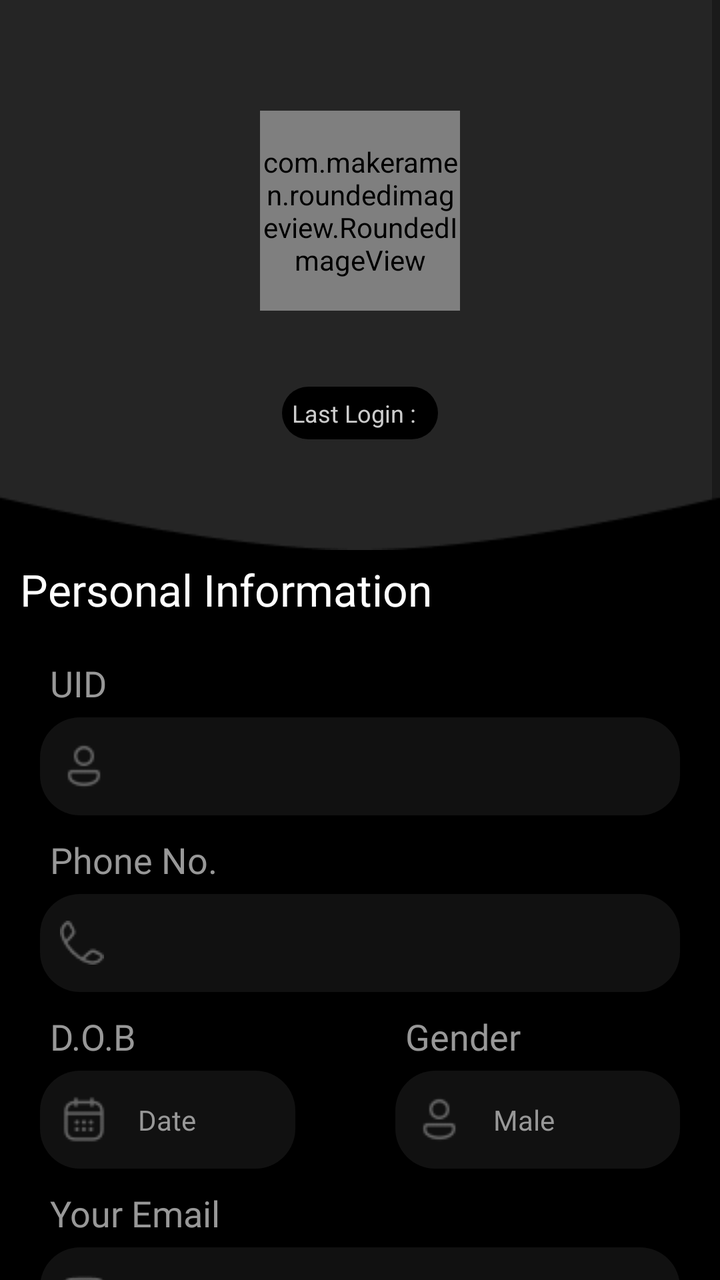
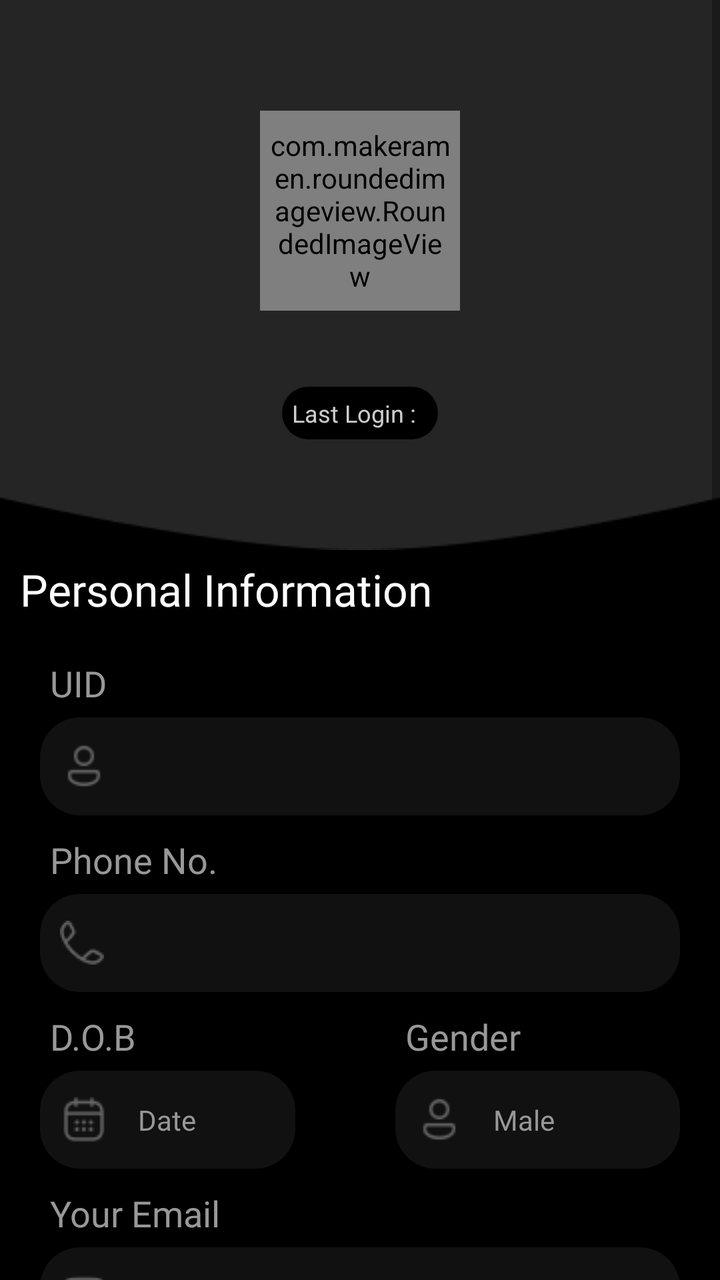

Before-and-after screenshots of an Android layout around one commit, followed by the original layout XML and the change that was made.
<!-- AndroidManifest.xml: application theme AppTheme -->
<!-- res/layout/fragment_profile2.xml -->
<?xml version="1.0" encoding="utf-8"?>
<layout xmlns:app="http://schemas.android.com/apk/res-auto">

<ScrollView xmlns:android="http://schemas.android.com/apk/res/android"
    xmlns:tools="http://schemas.android.com/tools"
    android:layout_width="match_parent"
    android:layout_height="match_parent"
    android:fitsSystemWindows="true"
    tools:context=".profile.ProfileFragment">


            <FrameLayout
                android:id="@+id/full_Layouttt"
                android:layout_width="match_parent"
                android:layout_height="match_parent"
                android:orientation="vertical">

                <LinearLayout
                    android:layout_width="match_parent"
                    android:layout_height="match_parent"
                    android:background="@color/black"
                    android:orientation="vertical">

                    <LinearLayout
                        android:id="@+id/firstLay"
                        android:layout_width="match_parent"
                        android:layout_height="wrap_content"
                        android:background="@drawable/profilebg"
                        android:gravity="center"
                        android:orientation="vertical">


                        <com.makeramen.roundedimageview.RoundedImageView
                            android:id="@+id/profilePhoto"
                            android:layout_width="@dimen/_100dp"
                            android:layout_height="@dimen/_100dp"
                            android:scaleType="centerCrop"
                            app:riv_oval="true"
                            android:layout_gravity="center" />

                        <TextView
                            android:id="@+id/name"
                            android:layout_width="wrap_content"
                            android:layout_height="wrap_content"
                            android:layout_below="@+id/profilePhoto"
                            android:fontFamily="@font/dm_sans"
                            android:text="   "
                            android:textColor="@color/white"
                            android:textSize="14dp" />

                        <TextView
                            android:id="@+id/designation"
                            android:layout_width="wrap_content"
                            android:layout_height="wrap_content"
                            android:layout_below="@+id/profilePhoto"
                            android:fontFamily="@font/dm_sans"
                            android:text=""
                            android:textColor="#989898"
                            android:textSize="14dp" />

                        <LinearLayout
                            android:layout_width="wrap_content"
                            android:layout_height="wrap_content"
                            android:background="@drawable/black_button"
                            android:orientation="horizontal"
                            android:padding="@dimen/_5dp">

                            <TextView
                                android:layout_width="wrap_content"
                                android:layout_height="wrap_content"
                                android:text="Last Login :"
                                android:textColor="@color/greyforText"
                                android:textSize="12dp" />

                            <TextView
                                android:id="@+id/lastlogin"
                                android:layout_width="wrap_content"
                                android:layout_height="wrap_content"
                                android:text="  "
                                android:textColor="@color/white"
                                android:textSize="12dp" />
                        </LinearLayout>
                    </LinearLayout>

                    <TextView
                        android:id="@+id/personalinfo"
                        android:layout_width="wrap_content"
                        android:layout_height="wrap_content"
                        android:layout_marginStart="@dimen/_10"
                        android:layout_marginTop="@dimen/_5dp"
                        android:fontFamily="@font/dm_sans"
                        android:text="Personal Information"
                        android:textColor="@color/white"
                        android:textSize="22dp" />

                    <LinearLayout
                        android:layout_width="match_parent"
                        android:layout_height="wrap_content"
                        android:layout_margin="@dimen/_10"
                        android:orientation="vertical"
                        android:padding="@dimen/_5dp">


                        <TextView
                            android:layout_width="wrap_content"
                            android:layout_height="wrap_content"
                            android:layout_marginStart="@dimen/_10"
                            android:layout_marginTop="@dimen/_5dp"
                            android:fontFamily="@font/dm_sans"
                            android:text="UID"
                            android:textColor="#989898"
                            android:textSize="@dimen/_18sp" />

                        <LinearLayout
                            android:layout_width="match_parent"
                            android:layout_height="wrap_content"
                            android:layout_margin="5dp"
                            android:background="@drawable/grey_bg_rounded">

                            <ImageView
                                android:layout_width="wrap_content"
                                android:layout_height="wrap_content"
                                android:layout_gravity="center"
                                android:layout_marginStart="@dimen/_10dp"
                                android:src="@drawable/user2" />

                            <TextView
                                android:id="@+id/userId"
                                android:layout_width="match_parent"
                                android:layout_height="wrap_content"
                                android:fontFamily="@font/dm_sans"
                                android:gravity="start"
                                android:padding="@dimen/_15"
                                android:text="      "
                                android:textColor="#989898"
                                android:textSize="14dp" />

                        </LinearLayout>

                        <TextView
                            android:layout_width="wrap_content"
                            android:layout_height="wrap_content"
                            android:layout_marginStart="@dimen/_10"
                            android:layout_marginTop="@dimen/_5dp"
                            android:fontFamily="@font/dm_sans"
                            android:text="Phone No."
                            android:textColor="#989898"
                            android:textSize="@dimen/_18sp" />

                        <LinearLayout
                            android:layout_width="match_parent"
                            android:layout_height="wrap_content"
                            android:layout_margin="5dp"
                            android:background="@drawable/grey_bg_rounded">

                            <ImageView
                                android:layout_width="wrap_content"
                                android:layout_height="wrap_content"
                                android:layout_gravity="center"
                                android:layout_marginStart="@dimen/_10dp"
                                android:src="@drawable/call" />

                            <TextView
                                android:id="@+id/phoneNum"
                                android:layout_width="match_parent"
                                android:layout_height="wrap_content"
                                android:fontFamily="@font/dm_sans"
                                android:gravity="start"
                                android:padding="@dimen/_15"
                                android:text="  "
                                android:textColor="#989898"
                                android:textSize="14dp" />

                        </LinearLayout>

                        <LinearLayout
                            android:layout_width="match_parent"
                            android:layout_height="wrap_content"
                            android:orientation="horizontal"
                            android:weightSum="2">

                            <LinearLayout
                                android:layout_width="wrap_content"
                                android:layout_height="wrap_content"
                                android:layout_marginEnd="@dimen/_20dp"
                                android:layout_weight="1"
                                android:orientation="vertical">

                                <TextView
                                    android:layout_width="wrap_content"
                                    android:layout_height="wrap_content"
                                    android:layout_marginStart="@dimen/_10"
                                    android:layout_marginTop="@dimen/_5dp"
                                    android:fontFamily="@font/dm_sans"
                                    android:text="D.O.B"
                                    android:textColor="#989898"
                                    android:textSize="@dimen/_18sp" />

                                <LinearLayout
                                    android:layout_width="match_parent"
                                    android:layout_height="wrap_content"
                                    android:layout_margin="5dp"
                                    android:background="@drawable/grey_bg_rounded">

                                    <ImageView
                                        android:layout_width="wrap_content"
                                        android:layout_height="wrap_content"
                                        android:layout_gravity="center"
                                        android:layout_marginStart="@dimen/_10dp"
                                        android:src="@drawable/calender2" />

                                    <TextView
                                        android:id="@+id/Dob"
                                        android:layout_width="match_parent"
                                        android:layout_height="wrap_content"
                                        android:fontFamily="@font/dm_sans"
                                        android:gravity="start"
                                        android:padding="@dimen/_15"
                                        android:text="Date"
                                        android:textColor="#989898"
                                        android:textSize="14dp" />

                                </LinearLayout>
                            </LinearLayout>

                            <LinearLayout
                                android:layout_width="wrap_content"
                                android:layout_height="wrap_content"
                                android:layout_marginStart="@dimen/_20dp"
                                android:layout_weight="1"
                                android:orientation="vertical">

                                <TextView
                                    android:layout_width="wrap_content"
                                    android:layout_height="wrap_content"
                                    android:layout_marginStart="@dimen/_10"
                                    android:layout_marginTop="@dimen/_5dp"
                                    android:fontFamily="@font/dm_sans"
                                    android:text="Gender"
                                    android:textColor="#989898"
                                    android:textSize="@dimen/_18sp" />

                                <LinearLayout
                                    android:layout_width="match_parent"
                                    android:layout_height="wrap_content"
                                    android:layout_margin="5dp"
                                    android:background="@drawable/grey_bg_rounded">

                                    <ImageView
                                        android:layout_width="wrap_content"
                                        android:layout_height="wrap_content"
                                        android:layout_gravity="center"
                                        android:layout_marginStart="@dimen/_10dp"
                                        android:src="@drawable/user2" />

                                    <TextView
                                        android:id="@+id/gender"
                                        android:layout_width="match_parent"
                                        android:layout_height="wrap_content"
                                        android:fontFamily="@font/dm_sans"
                                        android:gravity="start"
                                        android:padding="@dimen/_15"
                                        android:text="Male"
                                        android:textColor="#989898"
                                        android:textSize="14dp" />

                                </LinearLayout>
                            </LinearLayout>
                        </LinearLayout>

                        <TextView
                            android:layout_width="wrap_content"
                            android:layout_height="wrap_content"
                            android:layout_marginStart="@dimen/_10"
                            android:layout_marginTop="@dimen/_5dp"
                            android:fontFamily="@font/dm_sans"
                            android:text="Your Email"
                            android:textColor="#989898"
                            android:textSize="@dimen/_18sp" />

                        <LinearLayout
                            android:layout_width="match_parent"
                            android:layout_height="wrap_content"
                            android:layout_margin="5dp"
                            android:background="@drawable/grey_bg_rounded">

                            <ImageView
                                android:layout_width="wrap_content"
                                android:layout_height="wrap_content"
                                android:layout_gravity="center"
                                android:layout_marginStart="@dimen/_10dp"
                                android:src="@drawable/mail2" />

                            <TextView
                                android:id="@+id/email"
                                android:layout_width="match_parent"
                                android:layout_height="wrap_content"
                                android:fontFamily="@font/dm_sans"
                                android:gravity="start"
                                android:padding="@dimen/_15"
                                android:text="  "
                                android:textColor="#989898"
                                android:textSize="14dp" />

                        </LinearLayout>

                        <TextView
                            android:layout_width="wrap_content"
                            android:layout_height="wrap_content"
                            android:layout_marginStart="@dimen/_10"
                            android:layout_marginTop="@dimen/_5dp"
                            android:fontFamily="@font/dm_sans"
                            android:text="Address"
                            android:textColor="#989898"
                            android:textSize="@dimen/_18sp" />

                        <LinearLayout
                            android:layout_width="match_parent"
                            android:layout_height="wrap_content"
                            android:layout_margin="5dp"
                            android:background="@drawable/grey_bg_rounded">

                            <ImageView
                                android:layout_width="wrap_content"
                                android:layout_height="wrap_content"
                                android:layout_gravity="center"
                                android:layout_marginStart="@dimen/_10dp"
                                android:src="@drawable/location" />

                            <TextView
                                android:id="@+id/location"
                                android:layout_width="match_parent"
                                android:layout_height="wrap_content"
                                android:fontFamily="@font/dm_sans"
                                android:gravity="start"
                                android:padding="@dimen/_15"
                                android:text="     "
                                android:textColor="#989898"
                                android:textSize="14dp" />

                        </LinearLayout>

                    </LinearLayout>

                    <TextView
                        android:layout_width="wrap_content"
                        android:layout_height="wrap_content"
                        android:layout_marginStart="@dimen/_10"
                        android:layout_marginTop="@dimen/_5dp"
                        android:fontFamily="@font/dm_sans"
                        android:text="Company Information"
                        android:textColor="@color/white"
                        android:textSize="22dp" />

                    <LinearLayout
                        android:layout_width="match_parent"
                        android:layout_height="wrap_content"
                        android:layout_margin="@dimen/_10"
                        android:orientation="vertical"
                        android:padding="@dimen/_5dp">

                        <TextView
                            android:layout_width="wrap_content"
                            android:layout_height="wrap_content"
                            android:layout_marginStart="@dimen/_10"
                            android:layout_marginTop="@dimen/_10dp"
                            android:fontFamily="@font/dm_sans"
                            android:text="Joining Date"
                            android:textColor="#989898"
                            android:textSize="@dimen/_18sp" />

                        <LinearLayout
                            android:layout_width="match_parent"
                            android:layout_height="wrap_content"
                            android:layout_margin="5dp"
                            android:background="@drawable/grey_bg_rounded">

                            <ImageView
                                android:layout_width="wrap_content"
                                android:layout_height="wrap_content"
                                android:layout_gravity="center"
                                android:layout_marginStart="@dimen/_10dp"
                                android:src="@drawable/calender2" />

                            <TextView
                                android:id="@+id/joiningDate"
                                android:layout_width="match_parent"
                                android:layout_height="wrap_content"
                                android:fontFamily="@font/dm_sans"
                                android:gravity="start"
                                android:padding="@dimen/_15"
                                android:text="   "
                                android:textColor="#989898"
                                android:textSize="14dp" />

                        </LinearLayout>


                        <TextView
                            android:layout_width="wrap_content"
                            android:layout_height="wrap_content"
                            android:layout_marginStart="@dimen/_10"
                            android:layout_marginTop="@dimen/_5dp"
                            android:fontFamily="@font/dm_sans"
                            android:text="Department"
                            android:textColor="#989898"
                            android:textSize="@dimen/_18sp" />

                        <LinearLayout
                            android:layout_width="match_parent"
                            android:layout_height="wrap_content"
                            android:layout_margin="5dp"
                            android:background="@drawable/grey_bg_rounded">

                            <ImageView
                                android:layout_width="wrap_content"
                                android:layout_height="wrap_content"
                                android:layout_gravity="center"
                                android:layout_marginStart="@dimen/_10dp"
                                android:src="@drawable/department" />

                            <TextView
                                android:id="@+id/Department"
                                android:layout_width="match_parent"
                                android:layout_height="wrap_content"
                                android:fontFamily="@font/dm_sans"
                                android:gravity="start"
                                android:padding="@dimen/_15"
                                android:text="   "
                                android:textColor="#989898"
                                android:textSize="14dp" />

                        </LinearLayout>

                        <TextView
                            android:layout_width="wrap_content"
                            android:layout_height="wrap_content"
                            android:layout_marginStart="@dimen/_10"
                            android:layout_marginTop="@dimen/_10dp"
                            android:fontFamily="@font/dm_sans"
                            android:text="Designation"
                            android:textColor="#989898"
                            android:textSize="@dimen/_18sp" />

                        <LinearLayout
                            android:layout_width="match_parent"
                            android:layout_height="wrap_content"
                            android:layout_margin="5dp"
                            android:background="@drawable/grey_bg_rounded">

                            <ImageView
                                android:layout_width="wrap_content"
                                android:layout_height="wrap_content"
                                android:layout_gravity="center"
                                android:layout_marginStart="@dimen/_10dp"
                                android:src="@drawable/desig" />

                            <TextView
                                android:id="@+id/Designation2"
                                android:layout_width="match_parent"
                                android:layout_height="wrap_content"
                                android:fontFamily="@font/dm_sans"
                                android:gravity="start"
                                android:padding="@dimen/_15"
                                android:text=" "
                                android:textColor="#989898"
                                android:textSize="14dp" />

                        </LinearLayout>

                        <TextView
                            android:layout_width="wrap_content"
                            android:layout_height="wrap_content"
                            android:layout_marginStart="@dimen/_10"
                            android:layout_marginTop="@dimen/_10dp"
                            android:fontFamily="@font/dm_sans"
                            android:text="Reporting Manager"
                            android:textColor="#989898"
                            android:textSize="@dimen/_18sp" />

                        <LinearLayout
                            android:layout_width="match_parent"
                            android:layout_height="wrap_content"
                            android:layout_margin="5dp"
                            android:background="@drawable/grey_bg_rounded">

                            <ImageView
                                android:layout_width="wrap_content"
                                android:layout_height="wrap_content"
                                android:layout_gravity="center"
                                android:layout_marginStart="@dimen/_10dp"
                                android:src="@drawable/user2" />

                            <TextView
                                android:id="@+id/ReportingManager"
                                android:layout_width="match_parent"
                                android:layout_height="wrap_content"
                                android:fontFamily="@font/dm_sans"
                                android:gravity="start"
                                android:padding="@dimen/_15"
                                android:text="------- "
                                android:textColor="#989898"
                                android:textSize="14dp" />

                        </LinearLayout>
                    </LinearLayout>

                    <TextView
                        android:id="@+id/userDocument"
                        android:layout_width="match_parent"
                        android:layout_height="wrap_content"
                        android:layout_marginStart="@dimen/_20dp"
                        android:layout_marginTop="@dimen/_10dp"
                        android:layout_marginEnd="@dimen/_20dp"
                        android:background="@drawable/light_grey_bg"
                        android:fontFamily="@font/dm_sans"
                        android:gravity="center"
                        android:paddingTop="@dimen/_20dp"
                        android:paddingBottom="@dimen/_20dp"
                        android:text="User Documentation"
                        android:textColor="#6499E8"
                        android:textSize="@dimen/_18sp"
                        android:textStyle="bold" />

                    <TextView
                        android:id="@+id/changePassword"
                        android:layout_width="match_parent"
                        android:layout_height="wrap_content"
                        android:layout_marginStart="@dimen/_20dp"
                        android:layout_marginTop="@dimen/_15"
                        android:layout_marginEnd="@dimen/_20dp"
                        android:background="@drawable/light_grey_bg"
                        android:fontFamily="@font/dm_sans"
                        android:gravity="center"
                        android:paddingTop="@dimen/_20dp"
                        android:paddingBottom="@dimen/_20dp"
                        android:text="Change Password"
                        android:textColor="#6499E8"
                        android:textSize="@dimen/_18sp"
                        android:textStyle="bold" />

                    <TextView
                        android:id="@+id/saveChanges"
                        android:layout_width="match_parent"
                        android:layout_height="wrap_content"
                        android:layout_marginStart="@dimen/_20dp"
                        android:layout_marginTop="@dimen/_10dp"
                        android:layout_marginEnd="@dimen/_20dp"
                        android:background="@drawable/blue_bg"
                        android:fontFamily="@font/dm_sans"
                        android:gravity="center"
                        android:paddingTop="@dimen/_20dp"
                        android:paddingBottom="@dimen/_20dp"
                        android:text="Save Changes"
                        android:textColor="@color/white"
                        android:textSize="@dimen/_18sp"
                        android:textStyle="bold" />

                    <TextView
                        android:id="@+id/signOut"
                        android:layout_width="match_parent"
                        android:layout_height="wrap_content"
                        android:layout_marginStart="@dimen/_20dp"
                        android:layout_marginTop="@dimen/_10dp"
                        android:layout_marginEnd="@dimen/_20dp"
                        android:background="@drawable/signout_btn"
                        android:fontFamily="@font/dm_sans"
                        android:gravity="center"
                        android:layout_marginBottom="@dimen/_10"
                        android:paddingTop="@dimen/_20dp"
                        android:paddingBottom="@dimen/_20dp"
                        android:text="Sign out"
                        android:textColor="#FF2828"
                        android:textSize="@dimen/_18sp"
                        android:textStyle="bold" />


                </LinearLayout>
            </FrameLayout>
        </ScrollView>
    </layout>
<!-- resources referenced by this layout -->
<resources>
  <color name="black">#FF000000</color>
  <color name="greyforText">#CCCCCC</color>
  <color name="white">#FFFFFF</color>
  <dimen name="_10">10dp</dimen>
  <dimen name="_100dp">100dp</dimen>
  <dimen name="_10dp">10dp</dimen>
  <dimen name="_15">15dp</dimen>
  <dimen name="_18sp">18sp</dimen>
  <dimen name="_20dp">20dp</dimen>
  <dimen name="_5dp">5dp</dimen>
  <!-- drawable black_button (drawable) -->
  <shape xmlns:android="http://schemas.android.com/apk/res/android"
      android:shape="rectangle">
      <solid android:color="#000000"/>
      <corners android:radius="25dp" /> 
  </shape>
  <!-- drawable blue_bg (drawable) -->
  <?xml version="1.0" encoding="utf-8"?>
  <shape xmlns:android="http://schemas.android.com/apk/res/android"
      android:shape="rectangle">
      <solid android:color="@color/lightBlue"/>
  <corners android:radius="@dimen/_20dp"/>
  </shape>
  <!-- drawable calender2: png bitmap (drawable, 791 bytes) -->
  <!-- drawable call: png bitmap (drawable, 615 bytes) -->
  <!-- drawable department: png bitmap (drawable, 486 bytes) -->
  <!-- drawable desig: png bitmap (drawable, 545 bytes) -->
  <!-- drawable grey_bg_rounded (drawable) -->
  <?xml version="1.0" encoding="utf-8"?>
  <shape xmlns:android="http://schemas.android.com/apk/res/android"
      android:shape="rectangle">
  <solid android:color="@color/greyBackground"/>
      <corners android:radius="@dimen/_20dp"/>
  </shape>
  <!-- drawable light_grey_bg (drawable) -->
  <?xml version="1.0" encoding="utf-8"?>
  <shape xmlns:android="http://schemas.android.com/apk/res/android"
      android:shape="rectangle">
      <solid android:color="@color/lightGreycolor"/>
      <corners android:radius="@dimen/_20dp"/>
  </shape>
  <!-- drawable location: png bitmap (drawable, 836 bytes) -->
  <!-- drawable mail2: png bitmap (drawable, 599 bytes) -->
  <!-- drawable profilebg: png bitmap (drawable, 1745 bytes) -->
  <!-- drawable signout_btn (drawable) -->
  <?xml version="1.0" encoding="utf-8"?>
  <shape xmlns:android="http://schemas.android.com/apk/res/android"
      android:shape="rectangle">
      <solid android:color="#330505"/>
      <corners android:radius="@dimen/_20dp"/>
      <stroke
          android:color="#FF0000" android:width="2dp"/>
  </shape>
  <!-- drawable user2: png bitmap (drawable, 738 bytes) -->
  <style name="AppTheme" parent="Theme.MaterialComponents.Light.NoActionBar">
          <item name="colorPrimaryDark">@color/black</item>
          <item name="colorSurface">@color/white</item>
      </style>
  <color name="lightBlue">#5E90FF</color>
  <color name="greyBackground">#111111</color>
  <color name="lightGreycolor">#252525</color>
</resources>

<!-- the commit's change to res/layout/fragment_profile2.xml (unified diff, before → after) -->
@@ -36,6 +36,8 @@
                             android:layout_height="@dimen/_100dp"
                             android:scaleType="centerCrop"
                             app:riv_oval="true"
+                            android:padding="@dimen/_5dp"
+                            android:background="@drawable/grey_bg_rounded"
                             android:layout_gravity="center" />
 
                         <TextView
